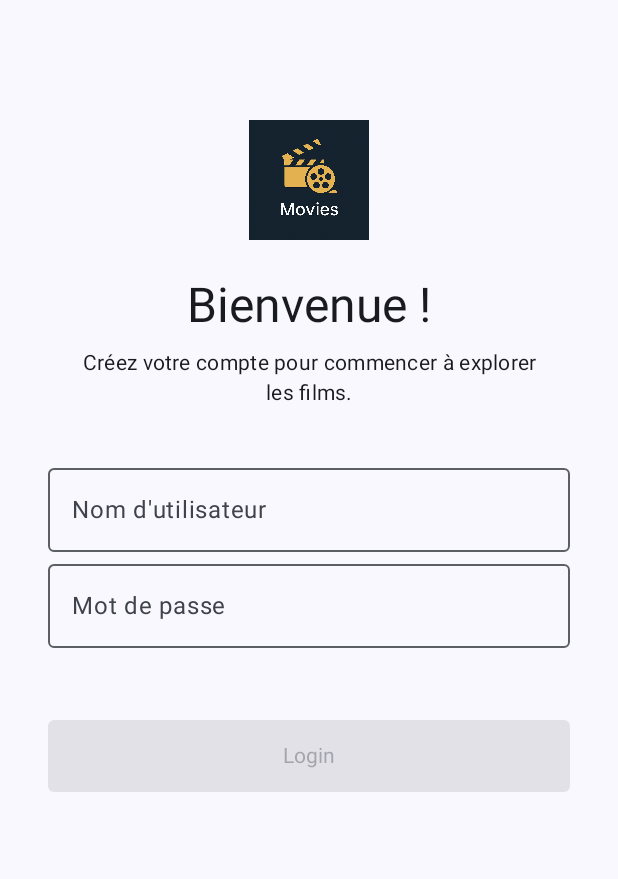
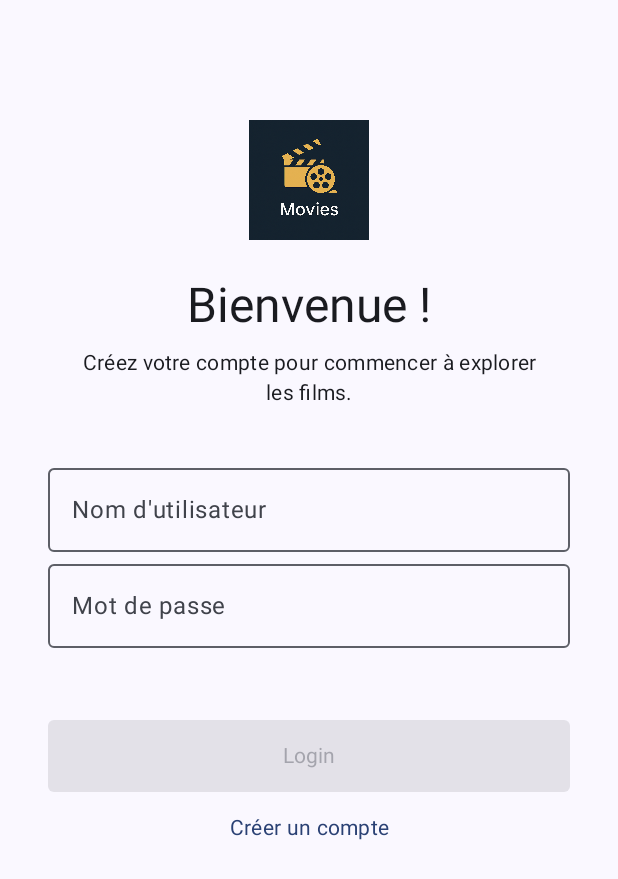
Before and after one commit to boukarradh/Movies, an Android app built with Jetpack Compose: the LoginScreen screen opened through its navigation route, on a phone screen of 412 x 824 dp. Shown: the top 879 px of the screen. Run offline under Robolectric (Android 15) with nearby library versions, the phone set to English and light mode, and no system bars; our stand-ins replace Dagger/Hilt's generated code.

Commit message:
Add Search screen feature + error popup system

```diff
--- a/app/src/main/java/com/epsi/movies/data/db/dao/UserDao.kt
+++ b/app/src/main/java/com/epsi/movies/data/db/dao/UserDao.kt
@@ -26,7 +26,7 @@ interface UserDao {
      * @param user L'entité UserEntity à insérer.
      * @return L'ID (rowId) de l'utilisateur nouvellement inséré, ou -1 en cas d'échec/conflit.
      */
-    @Insert(onConflict = OnConflictStrategy.ABORT)
+    @Insert(onConflict = OnConflictStrategy.REPLACE)
     suspend fun insertUser(user: UserEntity): Long // Retourne Long pour l'ID généré
 
     /**
--- a/app/src/main/java/com/epsi/movies/presentation/features/favoritMovies/viewModel/FavoriteMoviesViewModel.kt
+++ b/app/src/main/java/com/epsi/movies/presentation/features/favoritMovies/viewModel/FavoriteMoviesViewModel.kt
@@ -41,7 +41,7 @@ class FavoriteMoviesViewModel @Inject constructor(
     private fun observeFavoritMoviesFromDatabase() {
         viewModelScope.launch {
             _uiState.value = MoviesListUiState.Loading
-            delay(2000) // Simule un délai de 2000seconds (2 minutes) pour la démonstration
+            delay(500) // Simule un délai de 2000seconds (2 minutes) pour la démonstration
             favoriteMoviesFlow() // Appelle la fonction du repo qui retourne Flow<List<MovieUiModel>>
                 .catch { exception ->
                     // Gère les erreurs potentielles lors de la collecte du Flow de la DB
--- a/app/src/main/java/com/epsi/movies/presentation/features/home/viewModel/MoviesViewModel.kt
+++ b/app/src/main/java/com/epsi/movies/presentation/features/home/viewModel/MoviesViewModel.kt
@@ -44,7 +44,7 @@ class MoviesViewModel @Inject constructor( // Injection du Repository via le con
     private fun observeMoviesFromDatabase() {
         viewModelScope.launch {
             _uiState.value = MoviesListUiState.Loading
-            delay(2000) // Simule un délai de 500ms pour la démonstration
+            delay(500) // Simule un délai de 500ms pour la démonstration
             moviesFlow() // Appelle la fonction du repo qui retourne Flow<List<MovieUiModel>>
                 .catch { exception ->
                     // Gère les erreurs potentielles lors de la collecte du Flow de la DB
--- a/app/src/main/java/com/epsi/movies/presentation/features/login/LoginScreen.kt
+++ b/app/src/main/java/com/epsi/movies/presentation/features/login/LoginScreen.kt
@@ -13,6 +13,7 @@ import androidx.compose.foundation.text.KeyboardOptions
 import androidx.compose.foundation.verticalScroll
 import androidx.compose.material3.MaterialTheme
 import androidx.compose.material3.OutlinedTextField
+import androidx.compose.material3.TextButton
 import androidx.compose.material3.Text
 import androidx.compose.runtime.Composable
 import androidx.compose.runtime.getValue
@@ -32,6 +33,7 @@ import androidx.hilt.navigation.compose.hiltViewModel
 import com.epsi.movies.R
 import com.epsi.movies.presentation.features.login.viewModel.LoginViewModel
 import com.epsi.movies.presentation.ui.designsystem.CustomElevatedButton
+import com.epsi.movies.presentation.ui.designsystem.MoviesAlertDialog
 import com.epsi.movies.presentation.ui.designsystem.PasswordOutlinedTextField
 
 @Composable
@@ -44,9 +46,26 @@ fun LoginScreen(
 
     var username by remember { mutableStateOf("") }
     var password by remember { mutableStateOf("") }
+    var displayPopup: Boolean by remember { mutableStateOf(false) }
 
 
-    val focusManager = LocalFocusManager.current
+    when (displayPopup) {
+        true -> {
+            MoviesAlertDialog(
+                title = "Erreur de connexion",
+                onConfirm = {
+                    username = ""
+                    password = ""
+                },
+                onDismiss = {
+                    username = ""
+                    password = ""
+                })
+        }
+
+        false -> {}
+    }
+
 
     Column(
         modifier = Modifier
@@ -123,8 +142,7 @@ fun LoginScreen(
                         if (userExist) {
                             onLoginSuccess()
                         } else {
-                            username = ""
-                            password = ""
+                            displayPopup = true
                         }
                     }
                 )
@@ -132,6 +150,16 @@ fun LoginScreen(
             enabled = (username.isNotBlank() && password.isNotBlank()),
             text = "Login"
         )
+
+        TextButton(onClick = { onNavigateToRegister() }) {
+            Text(
+                text = "Créer un compte",
+                style = MaterialTheme.typography.bodyMedium,
+                textAlign = TextAlign.Center,
+                modifier = Modifier.padding(horizontal = 16.dp)
+            )
+        }
+
 
 
         Spacer(modifier = Modifier.height(24.dp))
--- a/app/src/main/java/com/epsi/movies/presentation/features/register/RegistrationScreen.kt
+++ b/app/src/main/java/com/epsi/movies/presentation/features/register/RegistrationScreen.kt
@@ -16,6 +16,7 @@ import androidx.compose.foundation.verticalScroll
 import androidx.compose.material3.MaterialTheme
 import androidx.compose.material3.OutlinedTextField
 import androidx.compose.material3.Text
+import androidx.compose.material3.TextButton
 import androidx.compose.runtime.Composable
 import androidx.compose.runtime.getValue
 import androidx.compose.runtime.mutableStateOf
@@ -129,12 +130,20 @@ fun RegistrationScreen(
                     .fillMaxWidth()
                     .height(48.dp),
                 onClick = {
-                    registerViewModel.saveUser(userName = username, password = password)
+                    registerViewModel.saveUser(userName = username, password = password, onRegisterSuccess =  onRegisterSuccess)
                 },
                 enabled = (username.isNotBlank() && password.isNotBlank() && confirmPassword.isNotBlank()) && (password == confirmPassword),
                 text = "S'inscrire"
             )
 
+            TextButton(onClick = { onRegisterSuccess() }) {
+                Text(
+                    text = "Login",
+                    style = MaterialTheme.typography.bodyMedium,
+                    textAlign = TextAlign.Center,
+                    modifier = Modifier.padding(horizontal = 16.dp)
+                )
+            }
 
             Spacer(modifier = Modifier.height(24.dp))
 
--- a/app/src/main/java/com/epsi/movies/presentation/features/register/viewModel/RegisterViewModel.kt
+++ b/app/src/main/java/com/epsi/movies/presentation/features/register/viewModel/RegisterViewModel.kt
@@ -37,7 +37,7 @@ class RegisterViewModel @Inject constructor(
      * @param userName Le nom d'utilisateur saisi par l'utilisateur.
      * @param password Le mot de passe saisi par l'utilisateur.
      */
-    fun saveUser(userName: String, password: String) {
+    fun saveUser(userName: String, password: String, onRegisterSuccess: () -> Unit = {}) {
         // Lance une nouvelle coroutine dans le scope lié au cycle de vie de ce ViewModel.
         // Les opérations lancées ici seront automatiquement annulées si le ViewModel est détruit.
         // Il est généralement préférable que ce soit
@@ -46,7 +46,9 @@ class RegisterViewModel @Inject constructor(
             try {
                 // Appelle la fonction suspendue registerUser du repository.
                 // Cette fonction (dans notre implémentation) retourne l'ID ou lève une exception.
-                userRepository.registerUser(userName, password)
+                val result = userRepository.registerUser(userName, password)
+                if (result > 0)
+                    onRegisterSuccess()
                 // Aucune gestion du succès ici dans cette version simple.
                 // On pourrait logger un succès si besoin : Log.d("RegisterViewModel", "Enregistrement réussi pour $userName")
             } catch (e: Exception) {
--- a/app/src/main/java/com/epsi/movies/presentation/features/searshMovies/state/SearchMovieUiState.kt
+++ b/app/src/main/java/com/epsi/movies/presentation/features/searshMovies/state/SearchMovieUiState.kt
@@ -11,4 +11,5 @@ sealed interface SearchMovieUiState {
     data class Success(val movies: List<MovieUiModel>) : SearchMovieUiState // État de succès avec la liste des films
     data object Empty : SearchMovieUiState // État vide (aucun film trouvé)
     data class Error(val message: String) : SearchMovieUiState // État d'erreur
+    data object Nothing : SearchMovieUiState // Page initiale
 }
--- a/app/src/main/java/com/epsi/movies/presentation/features/searshMovies/viewModel/SearchMovieViewModel.kt
+++ b/app/src/main/java/com/epsi/movies/presentation/features/searshMovies/viewModel/SearchMovieViewModel.kt
@@ -20,7 +20,7 @@ class SearchMovieViewModel @Inject constructor(
 
 ) : ViewModel() {
 
-    private val _searchResults = MutableStateFlow<SearchMovieUiState>(SearchMovieUiState.Loading)
+    private val _searchResults = MutableStateFlow<SearchMovieUiState>(SearchMovieUiState.Nothing)
     val searchResults: StateFlow<SearchMovieUiState> = _searchResults.asStateFlow()
 
     fun searchMovies(query: String) {
@@ -50,6 +50,6 @@ class SearchMovieViewModel @Inject constructor(
     }
 
     fun resetSearchState(){
-        _searchResults.value = SearchMovieUiState.Empty
+        _searchResults.value = SearchMovieUiState.Nothing
     }
 }
```
Also changed, not shown: app/src/main/java/com/epsi/movies/presentation/features/searshMovies/SearchMovieScreen.kt (+19 -11 lines), app/src/main/java/com/epsi/movies/presentation/ui/designsystem/MoviesAlertDialog.kt (added, +44 -0 lines).
